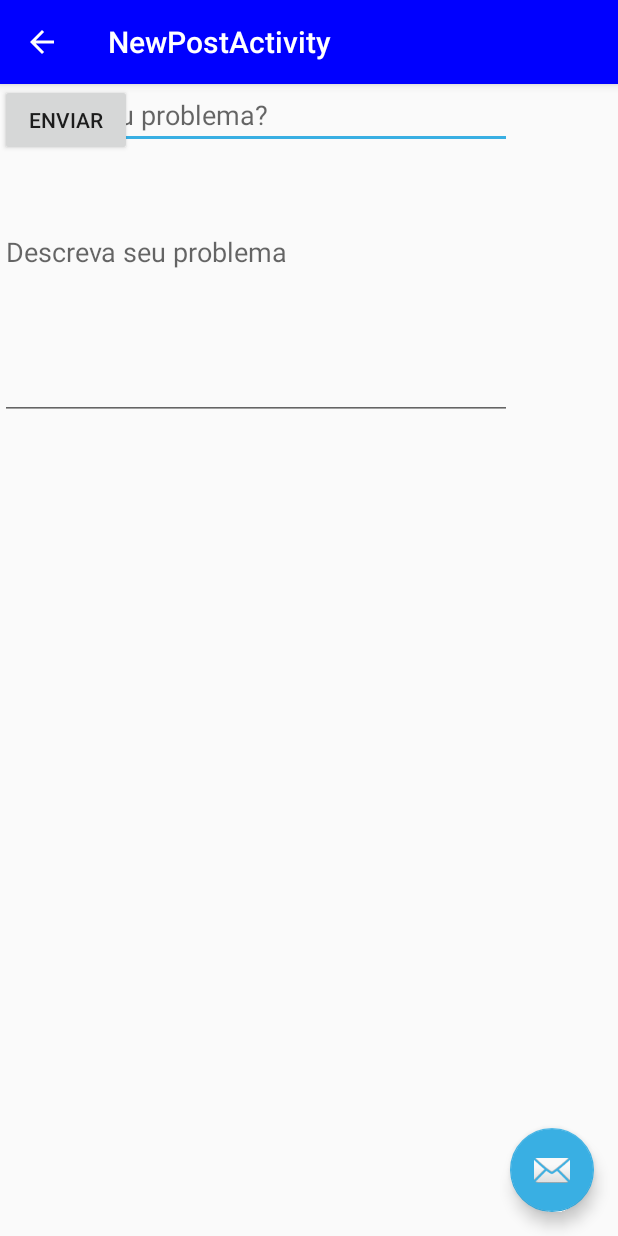
After one commit to levi-rocha/resolve-mobile, an Android app: the NewPostActivity screen opened directly, with no data from a screen before it, on a phone screen of 412 x 824 dp. The commit adds this screen. Run offline under Robolectric (Android 15) with nearby library versions, the phone set to English and light mode, and no system bars.

Commit message:
new post activity

```diff
--- a/app/build.gradle
+++ b/app/build.gradle
@@ -36,7 +36,6 @@ dependencies {
     compile 'com.google.firebase:firebase-auth:10.0.1'
     compile 'com.squareup.okhttp3:okhttp:3.4.1'
     compile 'com.google.code.gson:gson:2.8.2'
-    compile 'com.android.support:design:25.1.0'
     compile 'com.loopj.android:android-async-http:1.4.9'
     testCompile 'junit:junit:4.12'
 }
--- a/app/src/main/java/br/unifor/euresolvo/LoginEmail.java
+++ b/app/src/main/java/br/unifor/euresolvo/EmailLoginActivity.java
@@ -19,7 +19,7 @@ import br.unifor.euresolvo.Service.Callback;
 import br.unifor.euresolvo.Service.Conversor;
 import br.unifor.euresolvo.Service.LoginService;
 
-public class LoginEmail extends AppCompatActivity {
+public class EmailLoginActivity extends AppCompatActivity {
 
     private EditText email;
     private EditText pass;
@@ -72,7 +72,7 @@ public class LoginEmail extends AppCompatActivity {
     }
 
     public void onClickGoCadastreEmail(View view){
-        startActivity(new Intent(getApplicationContext(), CadastreEmailActivity.class));
+        startActivity(new Intent(getApplicationContext(), SignupActivity.class));
     }
 
 
--- a/app/src/main/java/br/unifor/euresolvo/Holder/PostHolder.java
+++ b/app/src/main/java/br/unifor/euresolvo/Holder/PostHolder.java
@@ -6,9 +6,8 @@ import android.content.Intent;
 import android.support.v7.widget.RecyclerView;
 import android.view.View;
 import android.widget.TextView;
-import android.widget.Toast;
 
-import br.unifor.euresolvo.DetailPost;
+import br.unifor.euresolvo.PostDetailActivity;
 import br.unifor.euresolvo.R;
 
 public class PostHolder extends RecyclerView.ViewHolder implements View.OnClickListener {
@@ -31,7 +30,7 @@ public class PostHolder extends RecyclerView.ViewHolder implements View.OnClickL
 
     @Override
     public void onClick(View v) {
-        Intent intent = new Intent(context, DetailPost.class);
+        Intent intent = new Intent(context, PostDetailActivity.class);
         intent.putExtra("titulo", txtTitle.getText());
         intent.putExtra("descricao", txtDescription.getText());
         intent.putExtra("qtd", txtQtd.getText());
--- a/app/src/main/java/br/unifor/euresolvo/LoginActivity.java
+++ b/app/src/main/java/br/unifor/euresolvo/LoginActivity.java
@@ -140,7 +140,6 @@ public class LoginActivity extends AppCompatActivity implements GoogleApiClient.
             mProgressDialog.setMessage(getString(R.string.loading));
             mProgressDialog.setIndeterminate(true);
         }
-
         mProgressDialog.show();
     }
 
@@ -181,7 +180,7 @@ public class LoginActivity extends AppCompatActivity implements GoogleApiClient.
     }
 
     public void OnClickGoEmail(View view){
-        startActivity(new Intent(getApplicationContext(), LoginEmail.class));
+        startActivity(new Intent(getApplicationContext(), EmailLoginActivity.class));
     }
 
 }
--- /dev/null
+++ b/app/src/main/java/br/unifor/euresolvo/NewPostActivity.java
@@ -0,0 +1,87 @@
+package br.unifor.euresolvo;
+
+import android.app.ProgressDialog;
+import android.content.SharedPreferences;
+import android.os.Bundle;
+import android.preference.PreferenceManager;
+import android.support.design.widget.Snackbar;
+import android.support.v7.app.AppCompatActivity;
+import android.support.v7.widget.Toolbar;
+import android.view.View;
+import android.widget.Button;
+import android.widget.EditText;
+
+import org.json.JSONArray;
+
+import br.unifor.euresolvo.Models.Post;
+import br.unifor.euresolvo.Models.User;
+import br.unifor.euresolvo.Service.Callback;
+import br.unifor.euresolvo.Service.PostService;
+
+public class NewPostActivity extends AppCompatActivity {
+
+    private EditText postTitleTxt, postContentTxt;
+
+    private ProgressDialog mProgressDialog;
+    private SharedPreferences prefs;
+
+    @Override
+    protected void onCreate(Bundle savedInstanceState) {
+        super.onCreate(savedInstanceState);
+        setContentView(R.layout.activity_new_post);
+        Toolbar toolbar = (Toolbar) findViewById(R.id.toolbar);
+        setSupportActionBar(toolbar);
+        getSupportActionBar().setDisplayHomeAsUpEnabled(true);
+        prefs = PreferenceManager.getDefaultSharedPreferences(getApplicationContext());
+
+        postTitleTxt = (EditText) findViewById(R.id.postTitleTxt);
+        postContentTxt = (EditText) findViewById(R.id.postContentTxt);
+        Button enviarBtn = (Button) findViewById(R.id.enviarBtn);
+        enviarBtn.setOnClickListener(new View.OnClickListener() {
+            @Override
+            public void onClick(View v) {
+                salvarPost(v);
+            }
+        });
+    }
+
+    private void salvarPost(final View v) {
+        Post post = new Post();
+        post.setTitle(postTitleTxt.getText().toString());
+        post.setContent(postContentTxt.getText().toString());
+        User author = new User();
+        author.setId(prefs.getLong("userId", 0));
+        post.setAuthor(author);
+        showProgressDialog();
+        new PostService().insertPost(post, new Callback() {
+            @Override
+            public void onSuccess(JSONArray result) {
+                hideProgressDialog();
+                Snackbar.make(v, R.string.postSuccess, Snackbar.LENGTH_LONG).show();
+                finish();
+            }
+
+            @Override
+            public void onFailure(String errorResponse) {
+                hideProgressDialog();
+                Snackbar.make(v, R.string.postFailure, Snackbar.LENGTH_LONG).show();
+            }
+        });
+    }
+
+    private void showProgressDialog() {
+        if (mProgressDialog == null) {
+            mProgressDialog = new ProgressDialog(this);
+            mProgressDialog.setMessage(getString(R.string.loading));
+            mProgressDialog.setIndeterminate(true);
+        }
+        mProgressDialog.show();
+    }
+
+    private void hideProgressDialog() {
+        if (mProgressDialog != null && mProgressDialog.isShowing()) {
+            mProgressDialog.hide();
+        }
+    }
+
+}
--- a/app/src/main/java/br/unifor/euresolvo/DetailPost.java
+++ b/app/src/main/java/br/unifor/euresolvo/PostDetailActivity.java
@@ -21,7 +21,7 @@ import br.unifor.euresolvo.Service.Callback;
 import br.unifor.euresolvo.Service.Conversor;
 import br.unifor.euresolvo.Service.PostService;
 
-public class DetailPost extends MainActivity {
+public class PostDetailActivity extends MainActivity {
 
     TextView txtTitulo;
     TextView txtDescricao;
--- a/app/src/main/java/br/unifor/euresolvo/CadastreEmailActivity.java
+++ b/app/src/main/java/br/unifor/euresolvo/SignupActivity.java
@@ -35,7 +35,7 @@ import br.unifor.euresolvo.Service.Conversor;
 import br.unifor.euresolvo.Service.MyUploadService;
 import br.unifor.euresolvo.Service.UserService;
 
-public class CadastreEmailActivity extends AppCompatActivity {
+public class SignupActivity extends AppCompatActivity {
 
     private EditText name;
     private EditText email;
--- a/app/src/main/res/layout/activity_cadastre_email.xml
+++ b/app/src/main/res/layout/activity_cadastre_email.xml
@@ -5,7 +5,7 @@
     android:layout_width="match_parent"
     android:layout_height="match_parent"
     app:layout_behavior="@string/appbar_scrolling_view_behavior"
-    tools:context="br.unifor.euresolvo.CadastreEmailActivity">
+    tools:context="br.unifor.euresolvo.SignupActivity">
 
     <ImageView
         android:id="@+id/imageView_CadastroFoto"
--- a/app/src/main/res/layout/activity_login_email.xml
+++ b/app/src/main/res/layout/activity_login_email.xml
@@ -4,7 +4,7 @@
     xmlns:tools="http://schemas.android.com/tools"
     android:layout_width="match_parent"
     android:layout_height="match_parent"
-    tools:context="br.unifor.euresolvo.LoginEmail">
+    tools:context="br.unifor.euresolvo.EmailLoginActivity">
 
 
     <Button
--- /dev/null
+++ b/app/src/main/res/layout/activity_new_post.xml
@@ -0,0 +1,33 @@
+<?xml version="1.0" encoding="utf-8"?>
+<android.support.design.widget.CoordinatorLayout xmlns:android="http://schemas.android.com/apk/res/android"
+    xmlns:app="http://schemas.android.com/apk/res-auto"
+    xmlns:tools="http://schemas.android.com/tools"
+    android:layout_width="match_parent"
+    android:layout_height="match_parent"
+    tools:context="br.unifor.euresolvo.NewPostActivity">
+
+    <android.support.design.widget.AppBarLayout
+        android:layout_width="match_parent"
+        android:layout_height="wrap_content"
+        android:theme="@style/AppTheme.AppBarOverlay">
+
+        <android.support.v7.widget.Toolbar
+            android:id="@+id/toolbar"
+            android:layout_width="match_parent"
+            android:layout_height="?attr/actionBarSize"
+            android:background="?attr/colorPrimary"
+            app:popupTheme="@style/AppTheme.PopupOverlay" />
+
+    </android.support.design.widget.AppBarLayout>
+
+    <include layout="@layout/content_new_post" />
+
+    <android.support.design.widget.FloatingActionButton
+        android:id="@+id/fab"
+        android:layout_width="wrap_content"
+        android:layout_height="wrap_content"
+        android:layout_gravity="bottom|end"
+        android:layout_margin="@dimen/fab_margin"
+        app:srcCompat="@android:drawable/ic_dialog_email" />
+
+</android.support.design.widget.CoordinatorLayout>
--- a/app/src/main/res/layout/app_bar_detail_post.xml
+++ b/app/src/main/res/layout/app_bar_detail_post.xml
@@ -4,7 +4,7 @@
     xmlns:tools="http://schemas.android.com/tools"
     android:layout_width="match_parent"
     android:layout_height="match_parent"
-    tools:context="br.unifor.euresolvo.DetailPost">
+    tools:context="br.unifor.euresolvo.PostDetailActivity">
 
     <android.support.design.widget.AppBarLayout
         android:layout_width="match_parent"
--- a/app/src/main/res/layout/content_detail_post.xml
+++ b/app/src/main/res/layout/content_detail_post.xml
@@ -5,7 +5,7 @@
     android:layout_width="match_parent"
     android:layout_height="match_parent"
     app:layout_behavior="@string/appbar_scrolling_view_behavior"
-    tools:context="br.unifor.euresolvo.DetailPost"
+    tools:context="br.unifor.euresolvo.PostDetailActivity"
     tools:showIn="@layout/app_bar_detail_post">
 
     <TextView
--- /dev/null
+++ b/app/src/main/res/layout/content_new_post.xml
@@ -0,0 +1,40 @@
+<?xml version="1.0" encoding="utf-8"?>
+<android.support.constraint.ConstraintLayout xmlns:android="http://schemas.android.com/apk/res/android"
+    xmlns:app="http://schemas.android.com/apk/res-auto"
+    xmlns:tools="http://schemas.android.com/tools"
+    android:layout_width="match_parent"
+    android:layout_height="match_parent"
+    app:layout_behavior="@string/appbar_scrolling_view_behavior"
+    tools:context="br.unifor.euresolvo.NewPostActivity"
+    tools:showIn="@layout/activity_new_post">
+
+    <EditText
+        android:id="@+id/postTitleTxt"
+        android:layout_width="341dp"
+        android:layout_height="43dp"
+        android:ems="10"
+        android:hint="Qual o seu problema?"
+        android:inputType="textShortMessage"
+        tools:layout_editor_absoluteX="16dp"
+        tools:layout_editor_absoluteY="16dp" />
+
+    <EditText
+        android:id="@+id/postContentTxt"
+        android:layout_width="341dp"
+        android:layout_height="224dp"
+        android:ems="10"
+        android:hint="Descreva seu problema"
+        android:inputType="textMultiLine"
+        tools:layout_editor_absoluteX="16dp"
+        tools:layout_editor_absoluteY="81dp" />
+
+    <Button
+        android:id="@+id/enviarBtn"
+        android:layout_width="wrap_content"
+        android:layout_height="wrap_content"
+        android:elevation="8dp"
+        android:onClick="enviarClicked"
+        android:text="Enviar"
+        tools:layout_editor_absoluteX="266dp"
+        tools:layout_editor_absoluteY="336dp" />
+</android.support.constraint.ConstraintLayout>
--- a/app/src/main/res/values/strings.xml
+++ b/app/src/main/res/values/strings.xml
@@ -91,5 +91,8 @@
 
     <string name="download_success">Download finished</string>
     <string name="download_failure">Download failure</string>
+    <string name="title_activity_new_post">NewPostActivity</string>
+    <string name="postSuccess">Post salvo com sucesso!</string>
+    <string name="postFailure">Não foi possível salvar o seu post...</string>
 
 </resources>
```
Also changed, not shown: app/src/main/AndroidManifest.xml (+12 -3 lines), app/src/main/java/br/unifor/euresolvo/MainActivity.java (+3 -5 lines), app/src/main/res/drawable/ic_add_black_24dp.xml (added, +9 -0 lines).
